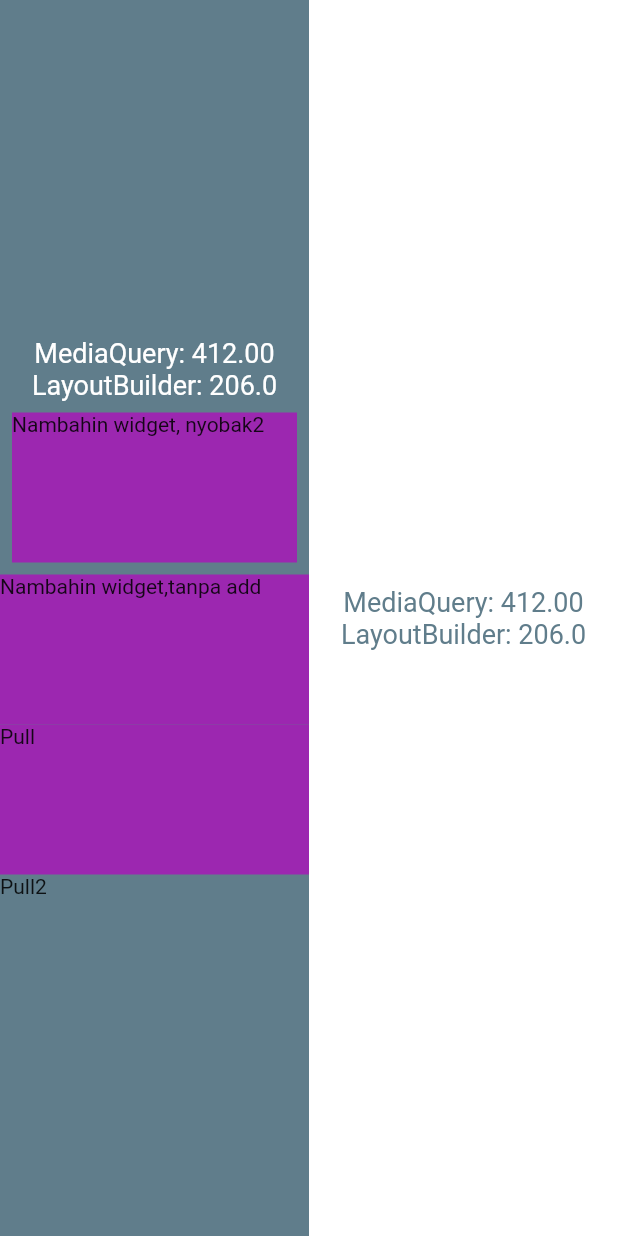
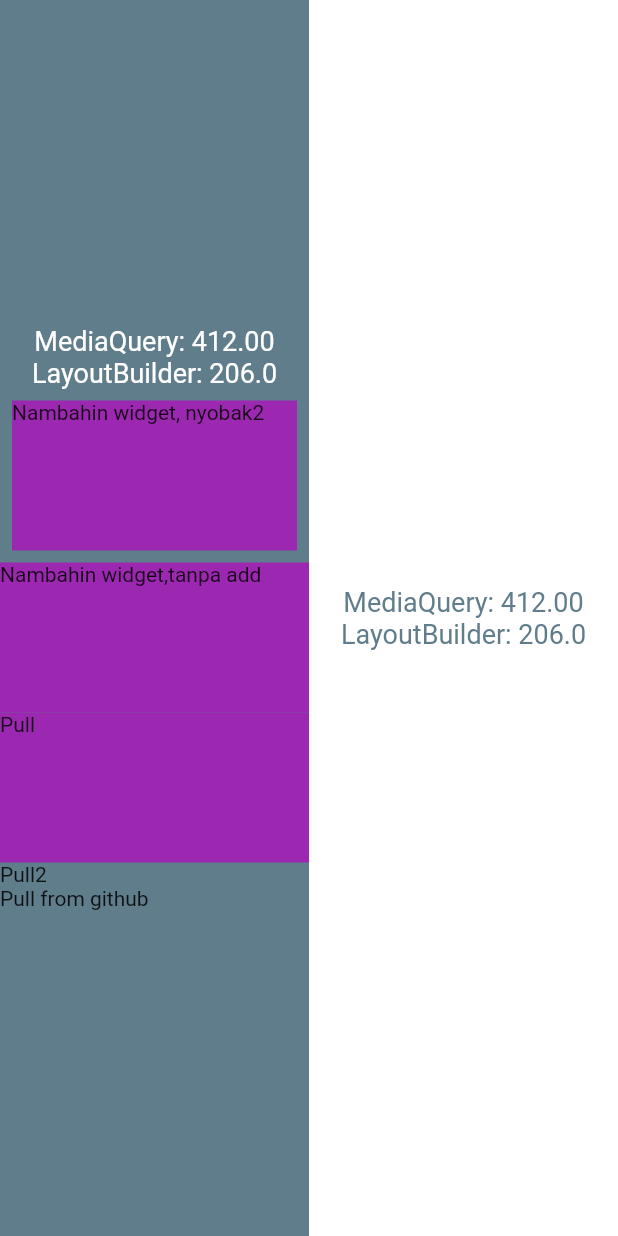
Before and after one commit to Thoriq-ha/layout_builder, a Flutter app: the screen it shows after launch, on a phone screen of 412 x 824 dp. Run offline on Flutter 3.47's test engine with Material 2 defaults, Android fonts, the phone set to English and light mode, and no system bars.

Commit message:
Update main.dart
update from github directly

```diff
--- a/lib/main.dart
+++ b/lib/main.dart
@@ -80,6 +80,8 @@ class HomePage extends StatelessWidget {
                     ),
                     Container(
                       child: Text('Pull2'),
+                    ), Container(
+                      child: Text('Pull from github'),
                     )
                   ],
                 );
```
